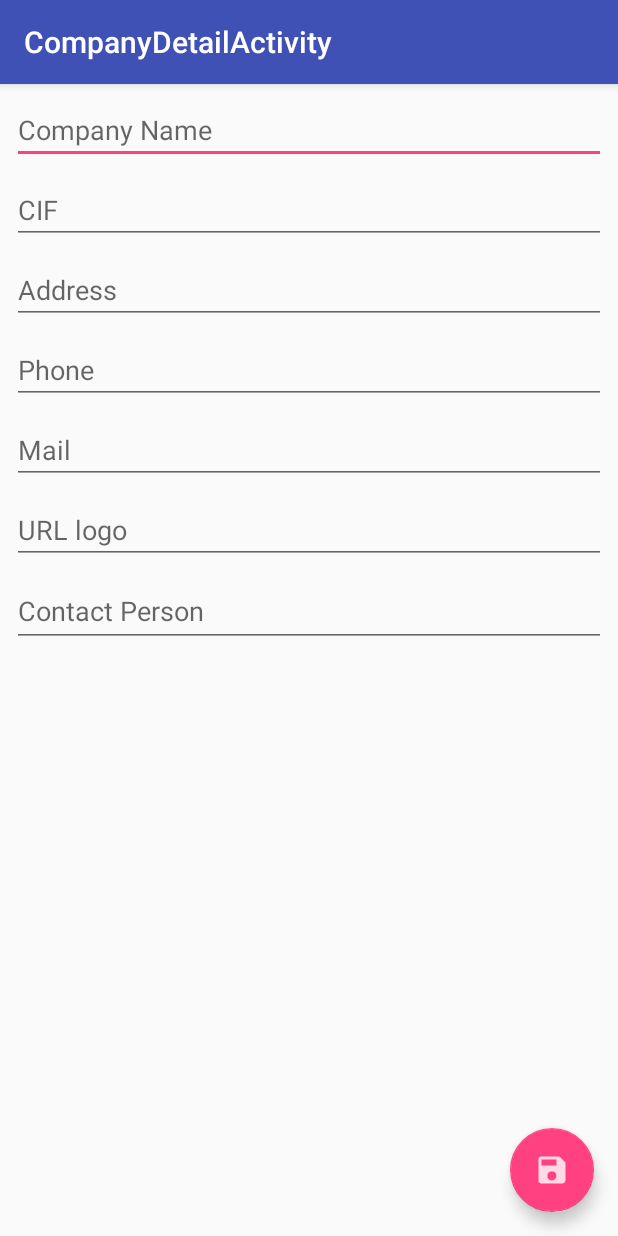
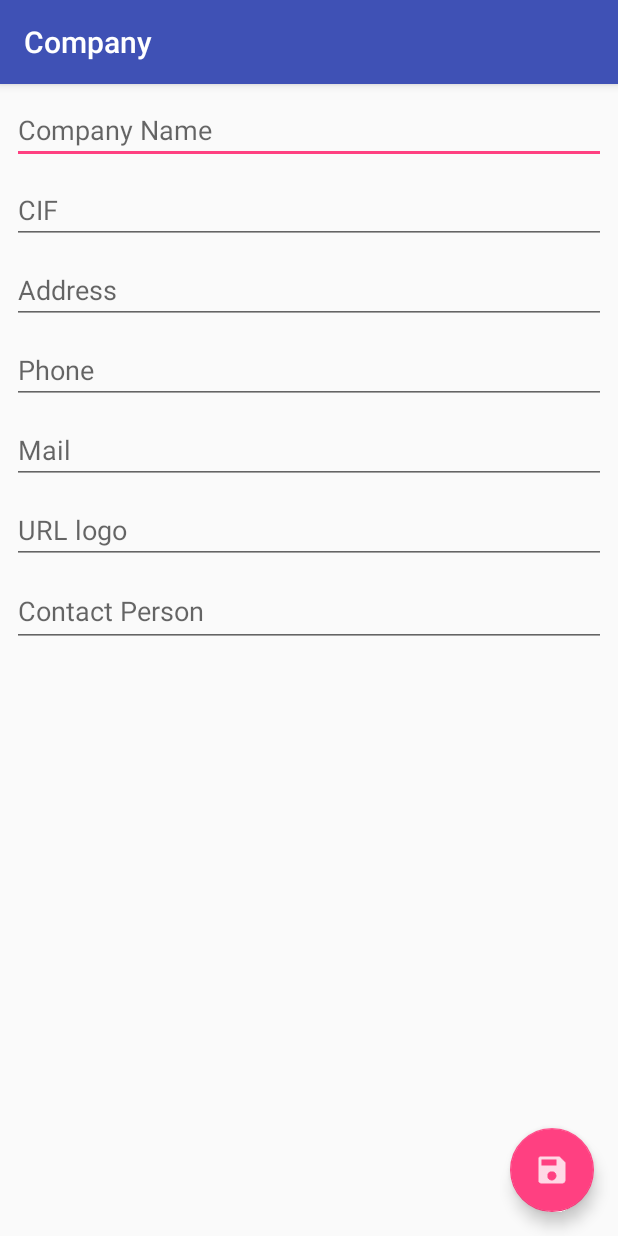
Before and after one commit to SoulApps/PR11-Room, an Android app: the CompanyDetailActivity screen opened directly, with no data from a screen before it, on a phone screen of 412 x 824 dp. Run offline under Robolectric (Android 15) with nearby library versions, the phone set to English and light mode, and no system bars; our stand-ins replace Room's generated code, RxJava, data binding; libraries missing offline, so code that uses them is left out: android.arch.persistence; 2 statements that could not run were skipped.

Commit message:
v 0.5
translated.

not ended at all

```diff
--- a/app/src/main/java/com/example/mc_ra/pr11_room/data/Repository.java
+++ b/app/src/main/java/com/example/mc_ra/pr11_room/data/Repository.java
@@ -6,16 +6,13 @@ import com.example.mc_ra.pr11_room.data.model.Company;
 
 import java.util.List;
 
-import io.reactivex.Observable;
-
-/**
- * Created by Mc_Ra on 14/02/2018.
- */
-
 public interface Repository {
     LiveData<List<Company>> getCompanies();
-    LiveData<Company> getCompany(long companyId);
+
+
     long addCompany(Company company);
+
     int updateCompany(Company company);
+
     int deleteCompany(Company company);
 }
--- a/app/src/main/java/com/example/mc_ra/pr11_room/data/RepositoryImpl.java
+++ b/app/src/main/java/com/example/mc_ra/pr11_room/data/RepositoryImpl.java
@@ -20,7 +20,7 @@ import io.reactivex.Observable;
  * Created by Mc_Ra on 14/02/2018.
  */
 
-public class RepositoryImpl implements Repository{
+public class RepositoryImpl implements Repository {
 
     private static RepositoryImpl instance;
     private final AppDatabase db;
@@ -49,10 +49,6 @@ public class RepositoryImpl implements Repository{
         return db.companyDao().getCompanies();
     }
 
-    @Override
-    public LiveData<Company> getCompany(long companyId) {
-        return db.companyDao().getCompany(companyId);
-    }
 
     @Override
     public long addCompany(Company company) {
--- a/app/src/main/java/com/example/mc_ra/pr11_room/data/local/CompanyDao.java
+++ b/app/src/main/java/com/example/mc_ra/pr11_room/data/local/CompanyDao.java
@@ -26,8 +26,6 @@ public interface CompanyDao {
     @Delete
     int deleteCompany(Company company);
 
-    @Query("SELECT * FROM Company where id = :companyId")
-    LiveData<Company> getCompany(long companyId);
 
     @Query("SELECT * FROM Company ORDER BY name")
     LiveData<List<Company>> getCompanies();
--- a/app/src/main/java/com/example/mc_ra/pr11_room/ui/company/CompanyListAdapter.java
+++ b/app/src/main/java/com/example/mc_ra/pr11_room/ui/company/CompanyListAdapter.java
@@ -13,7 +13,6 @@ import com.example.mc_ra.pr11_room.utils.RecyclerBindingAdapter;
 public class CompanyListAdapter extends RecyclerBindingAdapter<Company>{
 
     private final int modelBRId;
-    // todo copy paste
     public static final DiffCallback<Company> DIFF_CALLBACK = new DiffCallback<Company>() {
         @Override
         public boolean areItemsTheSame(@NonNull Company oldCompany, @NonNull Company newCompany) {
--- a/app/src/main/java/com/example/mc_ra/pr11_room/ui/main/MainActivity.java
+++ b/app/src/main/java/com/example/mc_ra/pr11_room/ui/main/MainActivity.java
@@ -22,7 +22,6 @@ public class MainActivity extends AppCompatActivity {
     private static final String TAG_COMPANY_FRAGMENT = "TAG_COMPANY_FRAGMENT";
     private static final int EXTRA_RC = 2;
     private MainActivityViewModel mViewModel;
-    // todo solve load error
 
     @Override
     protected void onCreate(Bundle savedInstanceState) {
--- a/app/src/main/res/layout/content_company_detail.xml
+++ b/app/src/main/res/layout/content_company_detail.xml
@@ -22,12 +22,12 @@
             android:id="@+id/content_company_detail_txtCpmpanyName"
             android:layout_width="0dp"
             android:layout_height="wrap_content"
-            android:layout_marginEnd="8dp"
-            android:layout_marginStart="8dp"
-            android:layout_marginTop="8dp"
+            android:layout_marginEnd="@dimen/small_margin_8dp"
+            android:layout_marginStart="@dimen/small_margin_8dp"
+            android:layout_marginTop="@dimen/small_margin_8dp"
             android:ems="10"
             android:text="@={item.name}"
-            android:hint="Company Name"
+            android:hint="@string/company_detail_content_txtCompanyNameHint"
             android:inputType="textPersonName"
             app:layout_constraintEnd_toEndOf="parent"
             app:layout_constraintStart_toStartOf="parent"
@@ -37,12 +37,12 @@
             android:id="@+id/content_company_detail_txtCIF"
             android:layout_width="0dp"
             android:layout_height="wrap_content"
-            android:layout_marginEnd="8dp"
-            android:layout_marginStart="8dp"
-            android:layout_marginTop="8dp"
+            android:layout_marginEnd="@dimen/small_margin_8dp"
+            android:layout_marginStart="@dimen/small_margin_8dp"
+            android:layout_marginTop="@dimen/small_margin_8dp"
             android:text="@={item.CIF}"
             android:ems="10"
-            android:hint="CIF"
+            android:hint="@string/company_detail_content_txtCIFHint"
             android:inputType="textPersonName"
             app:layout_constraintEnd_toEndOf="parent"
             app:layout_constraintStart_toStartOf="parent"
@@ -52,12 +52,12 @@
             android:id="@+id/content_company_detail_txtAddress"
             android:layout_width="0dp"
             android:layout_height="wrap_content"
-            android:layout_marginEnd="8dp"
-            android:layout_marginStart="8dp"
-            android:layout_marginTop="8dp"
+            android:layout_marginEnd="@dimen/small_margin_8dp"
+            android:layout_marginStart="@dimen/small_margin_8dp"
+            android:layout_marginTop="@dimen/small_margin_8dp"
             android:text="@={item.address}"
             android:ems="10"
-            android:hint="Address"
+            android:hint="@string/company_detail_content_txtAddress"
             android:inputType="textPostalAddress"
             app:layout_constraintEnd_toEndOf="parent"
             app:layout_constraintStart_toStartOf="parent"
@@ -67,12 +67,12 @@
             android:id="@+id/content_company_detail_txtPhone"
             android:layout_width="0dp"
             android:layout_height="wrap_content"
-            android:layout_marginEnd="8dp"
-            android:layout_marginStart="8dp"
-            android:layout_marginTop="8dp"
+            android:layout_marginEnd="@dimen/small_margin_8dp"
+            android:layout_marginStart="@dimen/small_margin_8dp"
+            android:layout_marginTop="@dimen/small_margin_8dp"
             android:text="@={item.phone}"
             android:ems="10"
-            android:hint="Phone"
+            android:hint="@string/company_detail_content_txtPhoneHint"
             android:inputType="phone"
             app:layout_constraintEnd_toEndOf="parent"
             app:layout_constraintStart_toStartOf="parent"
@@ -82,12 +82,12 @@
             android:id="@+id/content_company_detail_txtEmail"
             android:layout_width="0dp"
             android:layout_height="wrap_content"
-            android:layout_marginEnd="8dp"
-            android:layout_marginStart="8dp"
-            android:layout_marginTop="8dp"
+            android:layout_marginEnd="@dimen/small_margin_8dp"
+            android:layout_marginStart="@dimen/small_margin_8dp"
+            android:layout_marginTop="@dimen/small_margin_8dp"
             android:ems="10"
             android:text="@={item.mail}"
-            android:hint="Mail"
+            android:hint="@string/company_detail_content_txtEmailHint"
             android:inputType="textEmailAddress"
             app:layout_constraintEnd_toEndOf="parent"
             app:layout_constraintStart_toStartOf="parent"
@@ -97,16 +97,17 @@
             android:id="@+id/content_company_detail_txtURL"
             android:layout_width="0dp"
             android:layout_height="wrap_content"
-            android:layout_marginEnd="8dp"
-            android:layout_marginStart="8dp"
-            android:layout_marginTop="8dp"
+            android:layout_marginEnd="@dimen/small_margin_8dp"
+            android:layout_marginStart="@dimen/small_margin_8dp"
+            android:layout_marginTop="@dimen/small_margin_8dp"
             android:ems="10"
             android:text="@={item.url}"
-            android:hint="URL logo"
+            android:hint="@string/company_detail_content_txtURLHint"
             android:inputType="textPersonName"
             app:layout_constraintEnd_toEndOf="parent"
             app:layout_constraintStart_toStartOf="parent"
-            app:layout_constraintTop_toBottomOf="@+id/content_company_detail_txtEmail" />
+            app:layout_constraintTop_toBottomOf="@+id/content_company_detail_txtEmail"
+            tools:ignore="TextFields" />
 
         <EditText
             android:id="@+id/content_company_detail_txtContact"
@@ -117,7 +118,7 @@
             android:layout_marginTop="8dp"
             android:ems="10"
             android:text="@={item.contactName}"
-            android:hint="Contact Person "
+            android:hint="@string/company_detail_content_txtContactHint"
             android:inputType="textPersonName"
             app:layout_constraintEnd_toEndOf="parent"
             app:layout_constraintStart_toStartOf="parent"
--- a/app/src/main/res/values/dimens.xml
+++ b/app/src/main/res/values/dimens.xml
@@ -3,4 +3,8 @@
     <dimen name="text_margin">16dp</dimen>
     <dimen name="activity_vertical_margin">10dp</dimen>
     <dimen name="activity_horizontal_margin">10dp</dimen>
+    <dimen name="small_margin_8dp">8dp</dimen>
+    <dimen name="medium_margin_16dp">16dp</dimen>
+    <dimen name="CompanyNameTextSize">18sp</dimen>
+    <dimen name="big_magin_17dp">17dp</dimen>
 </resources>
--- a/app/src/main/res/values/strings.xml
+++ b/app/src/main/res/values/strings.xml
@@ -1,5 +1,14 @@
 <resources>
-    <string name="app_name">PR11-Room</string>
+    <string name="app_name">Company Manager</string>
     <string name="action_settings">Settings</string>
-    <string name="title_activity_company_detail">CompanyDetailActivity</string>
+    <string name="title_activity_company_detail">Company</string>
+    <string name="company_image_contentDescription">Company image</string>
+    <string name="company_detail_content_txtURLHint">URL logo</string>
+    <string name="company_detail_content_txtEmailHint">Mail</string>
+    <string name="company_detail_content_txtPhoneHint">Phone</string>
+    <string name="company_detail_content_txtAddress">Address</string>
+    <string name="company_detail_content_txtCIFHint">CIF</string>
+    <string name="company_detail_content_txtCompanyNameHint">Company Name</string>
+    <string name="company_detail_content_txtContactHint">Contact Person</string>
+    <string name="empty_view_EmptyText">Sorry, but there is no companies on the list. Please, add a new company</string>
 </resources>
```
Also changed, not shown: app/src/main/java/com/example/mc_ra/pr11_room/ui/company/CompanyDetailActivity.java (+22 -12 lines), app/src/main/java/com/example/mc_ra/pr11_room/ui/company/CompanyListFragment.java (+27 -15 lines), app/src/main/res/layout/company_list_empty_view.xml (+14 -13 lines), app/src/main/res/layout/fragment_company_item.xml (+25 -22 lines), 1 other file.
